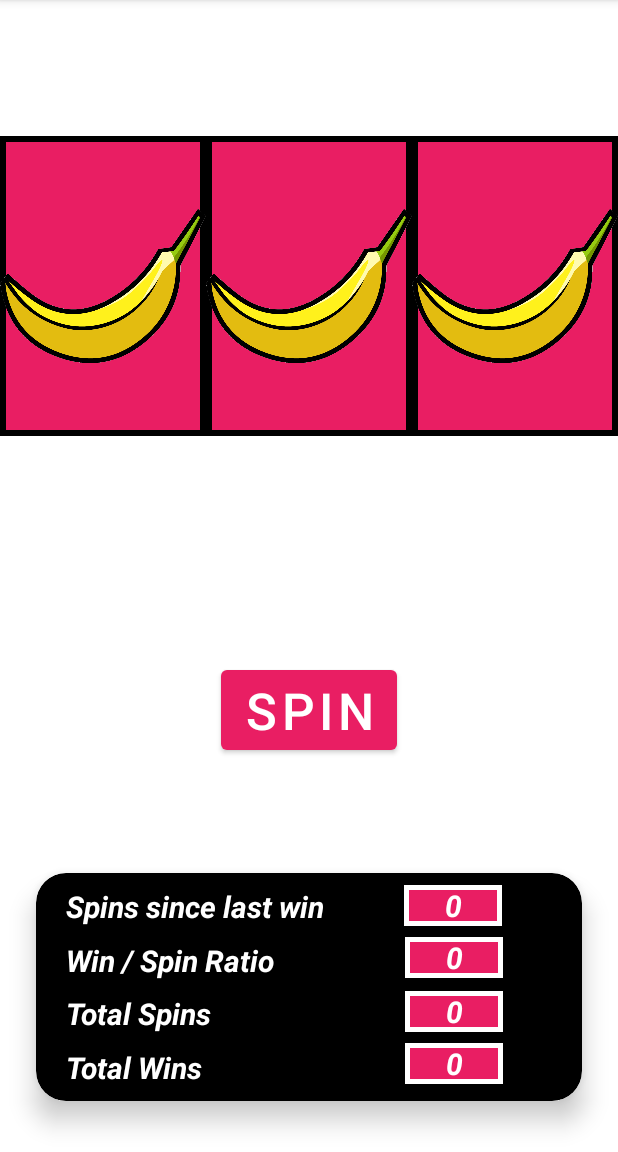
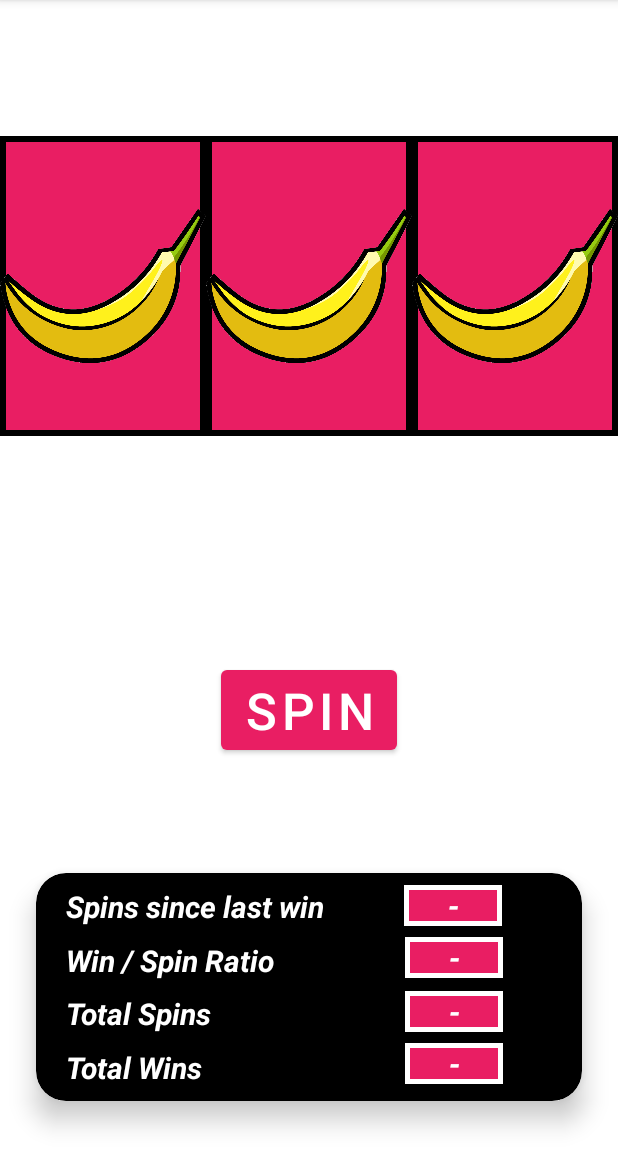
Before and after one commit to Brian-McK/Fruit_Machine_Android_App, an Android app: the screen it shows after launch (MainActivity), on a phone screen of 412 x 824 dp, the part 84-1236 px from its top. Run offline under Robolectric (Android 15) with nearby library versions, the phone set to English and light mode, and no system bars.

```diff
--- a/app/src/main/java/com/example/fruitmachine/MainActivity.kt
+++ b/app/src/main/java/com/example/fruitmachine/MainActivity.kt
@@ -7,11 +7,20 @@ import android.widget.ImageView
 import android.widget.TextView
 import android.os.Handler
 import android.os.Looper
+import android.animation.ObjectAnimator.ofPropertyValuesHolder
+import android.animation.PropertyValuesHolder
+import android.animation.Animator
+import android.animation.AnimatorSet
+import android.animation.ObjectAnimator.INFINITE
+import android.animation.ValueAnimator.REVERSE
+
 
 class MainActivity : AppCompatActivity() {
     override fun onCreate(savedInstanceState: Bundle?) {
         super.onCreate(savedInstanceState)
         setContentView(R.layout.activity_main)
+
+        val animations: MutableList<Animator> = ArrayList()
 
         // get the button & slot images by id
         val spinButton: Button = findViewById(R.id.spinButton)
@@ -19,8 +28,21 @@ class MainActivity : AppCompatActivity() {
         val fruitSlot2Image: ImageView = findViewById(R.id.fruitSlot2)
         val fruitSlot3Image: ImageView = findViewById(R.id.fruitSlot3)
 
-        // unused
+        // store references to images in an array for animation purposes
         val imageRefs = arrayOf(fruitSlot1Image, fruitSlot2Image, fruitSlot3Image)
+
+        for (image in imageRefs) {
+            animations.add(ofPropertyValuesHolder(image,
+                PropertyValuesHolder.ofFloat("scaleX", 1.2f),
+                PropertyValuesHolder.ofFloat("scaleY", 1.2f)).apply {
+                duration = 310
+                repeatCount = INFINITE
+                repeatMode = REVERSE
+            })
+        }
+            val animatorSet = AnimatorSet()
+            animatorSet.playTogether(animations)
+            animatorSet.start()
 
             // get all the textview result texts by id
             val spinsSinceLastWinResult: TextView = findViewById(R.id.spinsSinceLastWinResult)
@@ -28,7 +50,7 @@ class MainActivity : AppCompatActivity() {
             val totalSpinsResult: TextView = findViewById(R.id.totalSpinsResult)
             val totalWinsResult: TextView = findViewById(R.id.totalWinsResult)
 
-        // declare and initialise counter for total number of spins
+            // declare and initialise counters
             var totalSpinCounter = 0
             var totalWinCounter = 0
             var winRatio: Double
@@ -50,12 +72,11 @@ class MainActivity : AppCompatActivity() {
                     3 -> fruitSlot1Image.setImageResource(R.drawable.watermelon)
                     4 -> fruitSlot1Image.setImageResource(R.drawable.orange)
                 }
-
                 println("SLOT 1: $spinSlot1")
 
                 val spinSlot2 = slot.spin()
 
-            Handler(Looper.getMainLooper()).postDelayed({
+//            Handler(Looper.getMainLooper()).postDelayed({
                 when (spinSlot2)
                 {
                     1 -> fruitSlot2Image.setImageResource(R.drawable.banana)
@@ -63,14 +84,14 @@ class MainActivity : AppCompatActivity() {
                     3 -> fruitSlot2Image.setImageResource(R.drawable.watermelon)
                     4 -> fruitSlot2Image.setImageResource(R.drawable.orange)
                 }
-            }, 300)
+//            }, 300)
 
 
                 println("SLOT 2: $spinSlot2")
 
                 val spinSlot3 = slot.spin()
 
-            Handler(Looper.getMainLooper()).postDelayed({
+//            Handler(Looper.getMainLooper()).postDelayed({
                 when (spinSlot3)
                 {
                     1 -> fruitSlot3Image.setImageResource(R.drawable.banana)
@@ -78,7 +99,7 @@ class MainActivity : AppCompatActivity() {
                     3 -> fruitSlot3Image.setImageResource(R.drawable.watermelon)
                     4 -> fruitSlot3Image.setImageResource(R.drawable.orange)
                 }
-            }, 600)
+//            }, 600)
 
                 println("SLOT 3: $spinSlot3")
 
@@ -89,11 +110,15 @@ class MainActivity : AppCompatActivity() {
 
                 if(spinSlot1 == spinSlot2 && spinSlot2 == spinSlot3)
                 {
+                    animatorSet.start()
                     totalWinCounter++
                     spinSinceLastWinCounter = 0
                 }
                 else {
+                    if(totalWinCounter != 0)
+                    {
                         spinSinceLastWinCounter++
+                    }
                 }
                 totalWinsResult.text = "$totalWinCounter"
 
@@ -101,6 +126,12 @@ class MainActivity : AppCompatActivity() {
                 winSpinRatioResult.text = "%.2f%%".format(winRatio)
 
                 spinsSinceLastWinResult.text = "$spinSinceLastWinCounter"
+
+                if(spinSinceLastWinCounter == 1)
+                {
+                    animatorSet.cancel()
+                    println("GOT HERE!")
+                }
             }
         }
     }
@@ -113,10 +144,6 @@ class Slot(val possibleOutcomes: Int)
     }
 }
 
-
-
-
-
 // TODO - FIX IMAGES
 // TODO - MAKE VIDEO
 // TODO - COMMENT PROPERLY
--- a/app/src/main/res/layout/activity_main.xml
+++ b/app/src/main/res/layout/activity_main.xml
@@ -103,7 +103,7 @@
                 android:layout_marginTop="8dp"
                 android:layout_marginBottom="7dp"
                 android:background="@drawable/textview_border"
-                android:text="0"
+                android:text="-"
                 android:textAlignment="center"
                 android:textColor="#FFFFFF"
                 android:textSize="20sp"
@@ -120,7 +120,7 @@
                 android:layout_height="27dp"
                 android:layout_marginBottom="8dp"
                 android:background="@drawable/textview_border"
-                android:text="0"
+                android:text="-"
                 android:textAlignment="center"
                 android:textColor="#FFFFFF"
                 android:textSize="20sp"
@@ -137,7 +137,7 @@
                 android:layout_height="27dp"
                 android:layout_marginBottom="7dp"
                 android:background="@drawable/textview_border"
-                android:text="0"
+                android:text="-"
                 android:textAlignment="center"
                 android:textColor="#FFFFFF"
                 android:textSize="20sp"
@@ -154,7 +154,7 @@
                 android:layout_height="27dp"
                 android:layout_marginBottom="11dp"
                 android:background="@drawable/textview_border"
-                android:text="0"
+                android:text="-"
                 android:textAlignment="center"
                 android:textColor="#FFFFFF"
                 android:textSize="20sp"
```
Lines whose indentation alone changed are shown as unchanged.
